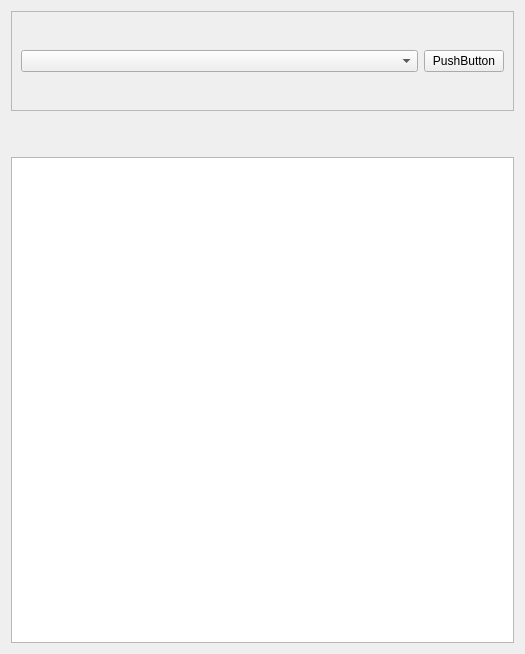
Before: the Qt Designer form ui/filewidget.ui in hidog/HiGit, drawn with Qt 5.
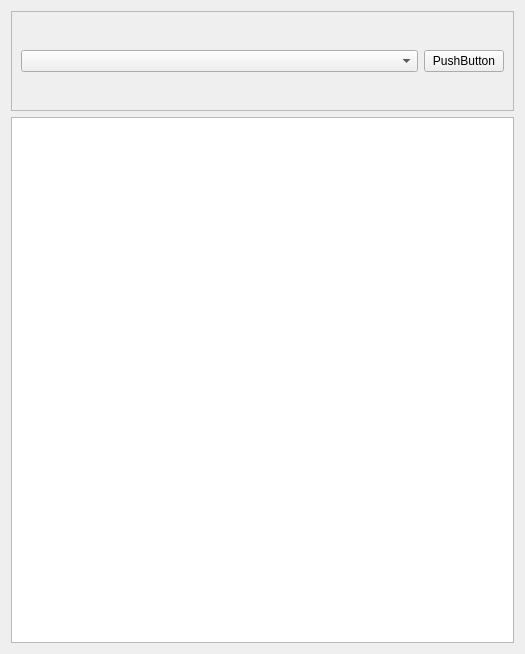
After: the same form once the commit is applied.

What changed in the file:
```diff
--- a/ui/filewidget.ui
+++ b/ui/filewidget.ui
@@ -66,22 +66,6 @@
        </layout>
       </widget>
      </item>
-     <item>
-      <spacer name="verticalSpacer">
-       <property name="orientation">
-        <enum>Qt::Vertical</enum>
-       </property>
-       <property name="sizeType">
-        <enum>QSizePolicy::Fixed</enum>
-       </property>
-       <property name="sizeHint" stdset="0">
-        <size>
-         <width>20</width>
-         <height>40</height>
-        </size>
-       </property>
-      </spacer>
-     </item>
      <item>
       <widget class="QTableView" name="fileTView">
        <property name="autoScrollMargin">
```
